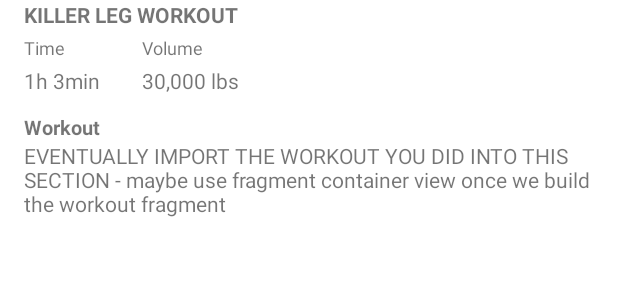
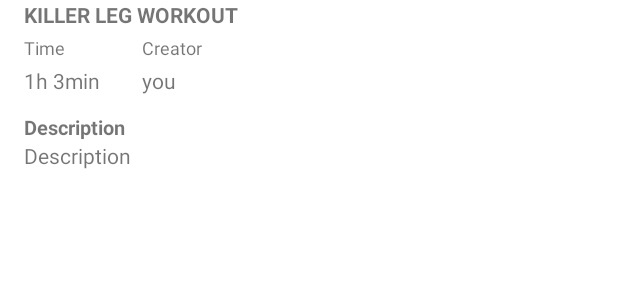
Before and after one commit to NRGfit/BetaWorkout, an Android app: the layout item_routine.xml on its own in the app's theme, with its tools: preview values and no code run, on a phone screen of 412 x 824 dp. Shown: the top 300 px of the screen. Run offline under Robolectric (Android 15) with nearby library versions, the phone set to English and light mode, and no system bars.

Commit message:
Developing Routines pages pt2

```diff
--- a/app/src/main/res/layout/item_routine.xml
+++ b/app/src/main/res/layout/item_routine.xml
@@ -7,7 +7,7 @@
 
 
     <TextView
-        android:id="@+id/tvWorkoutName"
+        android:id="@+id/tv_RoutineName"
         android:layout_width="wrap_content"
         android:layout_height="wrap_content"
         android:layout_marginStart="16dp"
@@ -27,7 +27,7 @@
         android:textAllCaps="false"
         android:textSize="12sp"
         app:layout_constraintStart_toStartOf="parent"
-        app:layout_constraintTop_toBottomOf="@+id/tvWorkoutName" />
+        app:layout_constraintTop_toBottomOf="@+id/tv_RoutineName" />
 
     <TextView
         android:id="@+id/tvWorkoutDuration"
@@ -40,42 +40,42 @@
         app:layout_constraintTop_toBottomOf="@+id/textView5" />
 
     <TextView
-        android:id="@+id/tvVolumeLabel"
+        android:id="@+id/tv_CreatorLabel"
         android:layout_width="wrap_content"
         android:layout_height="wrap_content"
         android:layout_marginStart="51dp"
         android:layout_marginTop="4dp"
-        android:text="Volume"
+        android:text="Creator"
         android:textSize="12sp"
         app:layout_constraintStart_toEndOf="@+id/textView5"
-        app:layout_constraintTop_toBottomOf="@+id/tvWorkoutName" />
+        app:layout_constraintTop_toBottomOf="@+id/tv_RoutineName" />
 
     <TextView
-        android:id="@+id/tvWorkoutVolume"
+        android:id="@+id/tv_Creator"
         android:layout_width="wrap_content"
         android:layout_height="wrap_content"
         android:layout_marginStart="28dp"
         android:layout_marginTop="4dp"
-        android:text="30,000 lbs"
+        android:text="you"
         app:layout_constraintStart_toEndOf="@+id/tvWorkoutDuration"
-        app:layout_constraintTop_toBottomOf="@+id/tvVolumeLabel" />
+        app:layout_constraintTop_toBottomOf="@+id/tv_CreatorLabel" />
 
     <TextView
-        android:id="@+id/textView9"
+        android:id="@+id/tv_Description"
         android:layout_width="380dp"
         android:layout_height="51dp"
-        android:text="EVENTUALLY IMPORT THE WORKOUT YOU DID INTO THIS SECTION - maybe use fragment container view once we build the workout fragment"
+        android:text="Description"
         app:layout_constraintEnd_toEndOf="parent"
         app:layout_constraintStart_toStartOf="parent"
-        app:layout_constraintTop_toBottomOf="@+id/tvWorkoutlabel" />
+        app:layout_constraintTop_toBottomOf="@+id/tv_Descriptionlabel" />
 
     <TextView
-        android:id="@+id/tvWorkoutlabel"
+        android:id="@+id/tv_Descriptionlabel"
         android:layout_width="wrap_content"
         android:layout_height="wrap_content"
         android:layout_marginStart="16dp"
         android:layout_marginTop="12dp"
-        android:text="Workout"
+        android:text="Description"
         android:textSize="13sp"
         android:textStyle="bold"
         app:layout_constraintStart_toStartOf="parent"
```
Also changed, not shown: app/src/main/java/com/example/nrgfitapp/DAOs/Routine.kt (+7 -0 lines), app/src/main/java/com/example/nrgfitapp/DAOs/RoutineAdapter.kt (+8 -10 lines), app/src/main/java/com/example/nrgfitapp/ViewRoutineActivity.kt (+35 -0 lines), app/src/main/java/com/example/nrgfitapp/fragments/WorkoutFragment.kt (+26 -5 lines).
